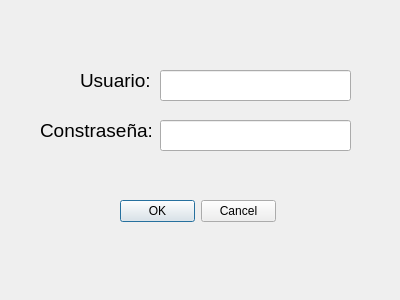
Above: ventana_acceso.ui from karmaly/Entregable_3 before the change. Below: the same form after it.
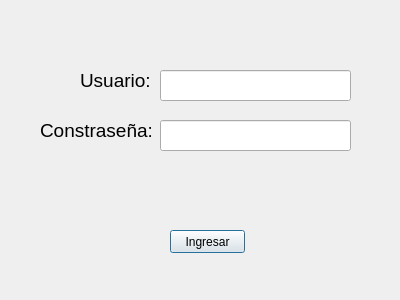
That is the form after the change.

Patch:
```diff
--- a/ventana_acceso.ui
+++ b/ventana_acceso.ui
@@ -69,17 +69,30 @@
     <string>Constraseña:</string>
    </property>
   </widget>
-  <widget class="QDialogButtonBox" name="buttonBox">
+  <widget class="QPushButton" name="pushButton">
    <property name="geometry">
     <rect>
-     <x>120</x>
-     <y>200</y>
-     <width>156</width>
+     <x>170</x>
+     <y>230</y>
+     <width>75</width>
      <height>23</height>
     </rect>
    </property>
-   <property name="standardButtons">
-    <set>QDialogButtonBox::Cancel|QDialogButtonBox::Ok</set>
+   <property name="text">
+    <string>Ingresar</string>
+   </property>
+  </widget>
+  <widget class="QLabel" name="label_3">
+   <property name="geometry">
+    <rect>
+     <x>120</x>
+     <y>180</y>
+     <width>181</width>
+     <height>31</height>
+    </rect>
+   </property>
+   <property name="text">
+    <string/>
    </property>
   </widget>
  </widget>
```
